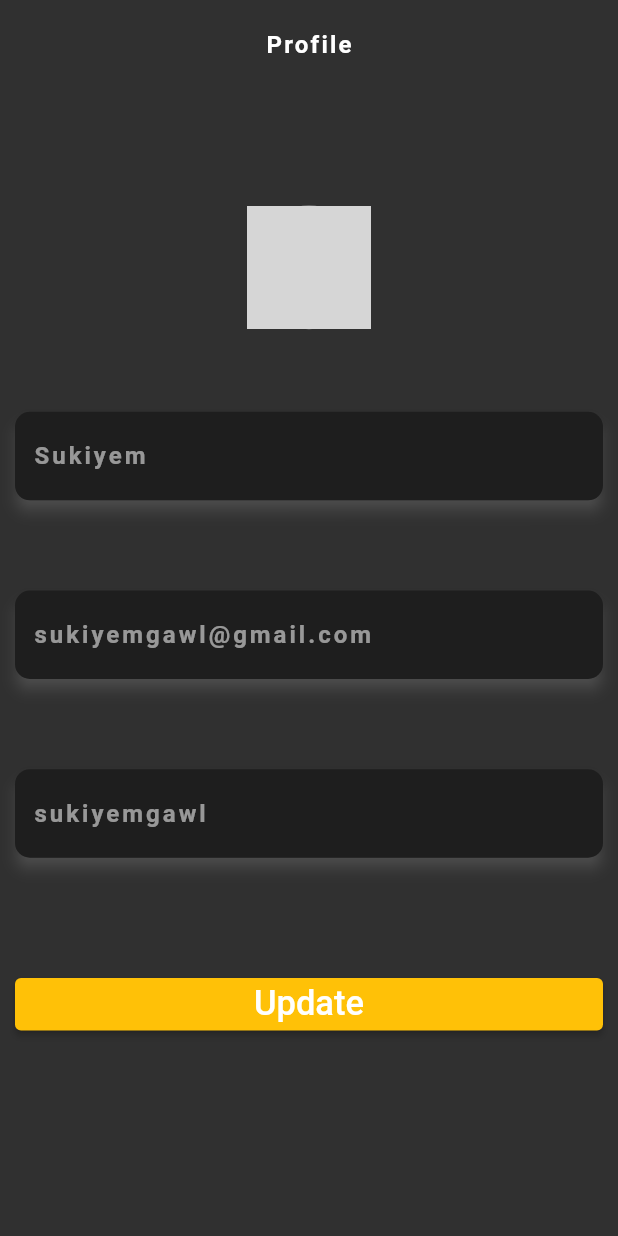
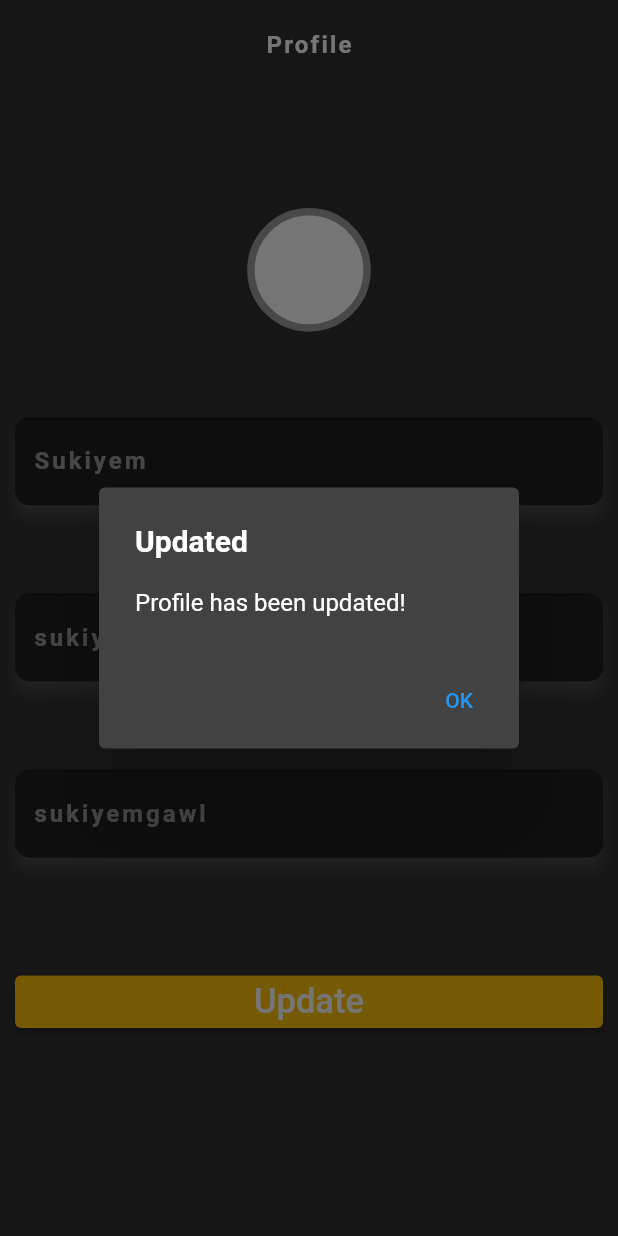
Before and after one commit to ralqadri/tuangeun-mobile, a Flutter app: the ProfilScreen screen opened directly, after a tap on "Update", on a phone screen of 412 x 824 dp. Run offline on Flutter 3.47's test engine with Material 2 defaults, Android fonts, the phone set to English and light mode, and no system bars; our stand-ins replace cached_network_image, google_fonts; missing offline and left inert: dart:js; network calls fail; grey boxes are pictures that could not be loaded.

Commit message:
alertdialog for profilepage

```diff
--- a/lib/home.dart
+++ b/lib/home.dart
@@ -39,6 +39,7 @@
           'Tuangeun',
           style: Theme.of(context).textTheme.headline6,
         ),
+        // title: Image.asset('icons/logo.png', fit),
       ),
       drawer: Drawer(
           child: ListView(
--- a/lib/list_restoratinglistpage.dart
+++ b/lib/list_restoratinglistpage.dart
@@ -66,11 +66,11 @@
             ],
           ),
           Container(
-            padding: const EdgeInsets.symmetric(vertical: 12, horizontal: 8),
+            padding: const EdgeInsets.symmetric(vertical: 12,),
             width: MediaQuery.of(context).size.width*0.8,
             child: Column(
               children: [
-                Text(rating.review, style: TuangeunTheme.darkTextTheme.headline3,)
+                Text(rating.review, style: TuangeunTheme.darkTextTheme.headline2,)
               ],
             )
           )
--- a/lib/profilPage.dart
+++ b/lib/profilPage.dart
@@ -34,18 +34,32 @@
                       ),
                     ),
                     textField(hintText: "Sukiyem"),
-                    SizedBox(height:10),
+                    SizedBox(height:5),
                     textField(hintText: "sukiyemgawl@gmail.com"),
-                    SizedBox(height: 10),
+                    SizedBox(height: 5),
                     textField(hintText: "sukiyemgawl"),
-                    SizedBox(height: 10),
+                    SizedBox(height: 5),
                     Container(
                       margin: EdgeInsets.only(top: 20),
                       height: 35,
                       width: double.infinity,
                       child: ElevatedButton(
                         style: ElevatedButton.styleFrom(primary: Colors.amber),
-                        onPressed: () {},
+                        onPressed: () {
+                          showDialog(
+                            context: context,
+                            builder: (context) => AlertDialog(
+                              title: const Text('Updated'),
+                              content: const Text('Profile has been updated!'),
+                              actions: <Widget>[
+                                TextButton(
+                                  onPressed: () => Navigator.of(context).pop(),
+                                  child: const Text('OK')
+                                )
+                              ],
+                            )
+                          );
+                        },
                         child: Center(
                           child: Text(
                             "Update",
```
